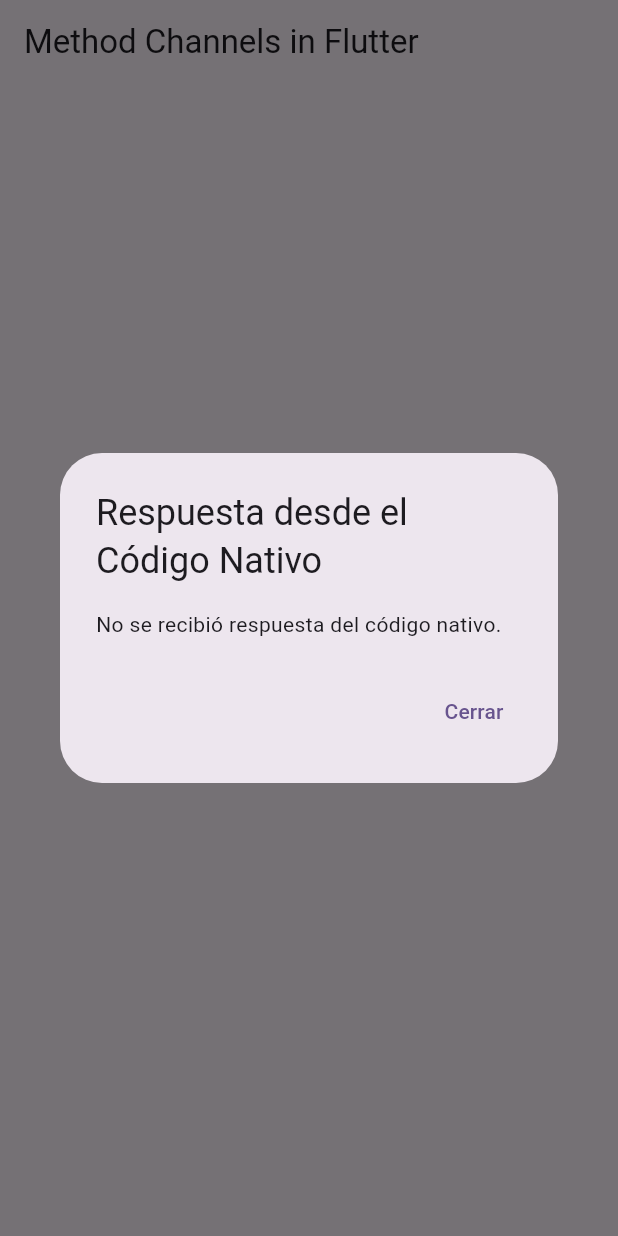
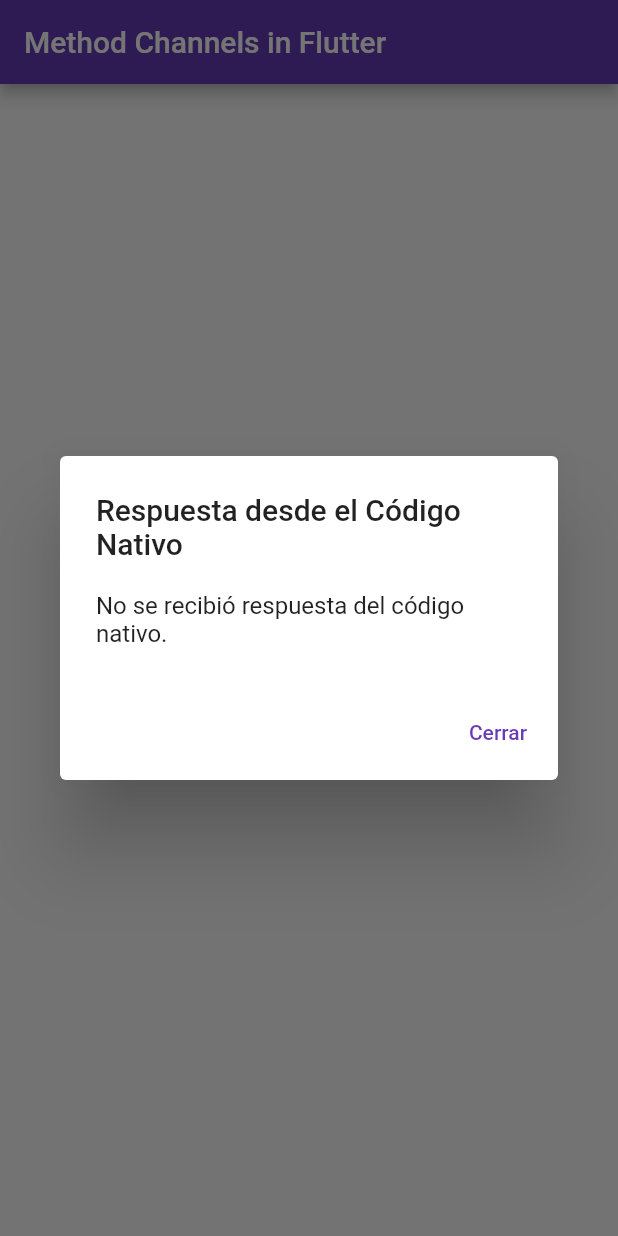
Before and after one commit to kelevra9900/method-channels, a Flutter app: the screen it shows after launch, after a tap on "Enviar y Recibir Cadena", on a phone screen of 412 x 824 dp. Run offline on Flutter 3.47's test engine with Material 2 defaults, Android fonts, the phone set to English and light mode, and no system bars.

```diff
--- a/lib/main.dart
+++ b/lib/main.dart
@@ -1,18 +1,20 @@
 import 'package:flutter/material.dart';
 import 'package:flutter/services.dart';
+
 void main() {
   runApp(const MyApp());
 }
 
 class MyApp extends StatelessWidget {
-  const MyApp({super.key});
+  const MyApp({Key? key}) : super(key: key);
+
   @override
   Widget build(BuildContext context) {
     return MaterialApp(
       title: 'Method Channel',
       theme: ThemeData(
-        colorScheme: ColorScheme.fromSeed(seedColor: Colors.deepPurple),
-        useMaterial3: true,
+        primarySwatch: Colors
+            .deepPurple, // Cambiar a primarySwatch para establecer el color principal
       ),
       home: const MyHomePage(),
     );
@@ -20,17 +22,28 @@ class MyApp extends StatelessWidget {
 }
 
 class MyHomePage extends StatefulWidget {
-  const MyHomePage({super.key});
+  const MyHomePage({Key? key}) : super(key: key);
 
   @override
   State<MyHomePage> createState() => _MyHomePageState();
 }
 
 class _MyHomePageState extends State<MyHomePage> {
+  final MethodChannel _platformVersionChannel =
+      const MethodChannel('com.example/platform_version');
+  final MethodChannel dataChannel = MethodChannel('com.example/data_channel');
+  Future<void> _showPlatformVersion(BuildContext ctx) async {
+    try {
+      final platformVersion =
+          await _platformVersionChannel.invokeMethod('getPlatformVersion');
+      _showAlertDialog(ctx, platformVersion);
+    } on PlatformException catch (e) {
+      print('Error al obtener la versión de la plataforma: ${e.message}');
+    }
+  }
+
   Future<String?> _sendAndReceiveString(String message) async {
     try {
-      const MethodChannel dataChannel =
-          MethodChannel('com.example/data_channel');
       final String? response =
           await dataChannel.invokeMethod('concatenateString', message);
       return response;
@@ -68,12 +81,24 @@ class _MyHomePageState extends State<MyHomePage> {
         title: const Text('Method Channels in Flutter'),
       ),
       body: Center(
-        child: ElevatedButton(
-          onPressed: () async {
-            final result = await _sendAndReceiveString('Hello Flutter');
-            _showAlertDialog(context, result);
-          },
-          child: const Text('Enviar y Recibir Cadena'),
+        child: Column(
+          mainAxisAlignment: MainAxisAlignment.center,
+          children: [
+            ElevatedButton(
+              onPressed: () async {
+                final result = await _sendAndReceiveString('Hello Flutter');
+                _showAlertDialog(context, result);
+              },
+              child: const Text('Enviar y Recibir Cadena'),
+            ),
+            const SizedBox(height: 16), // Espacio vertical entre los botones
+            ElevatedButton(
+              onPressed: () {
+                _showPlatformVersion(context);
+              },
+              child: const Text('Obtener Versión de la Plataforma'),
+            ),
+          ],
         ),
       ),
     );
```
